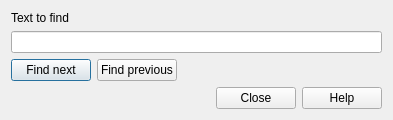
cogstat/cogstat, file cogstat/ui/find_text.ui: the form before one commit.
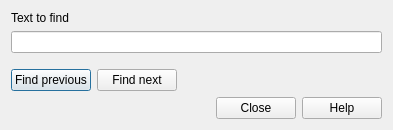
The form after the commit.

Commit message: change order of Previous and Next buttons in find text dialog

```diff
--- a/cogstat/ui/find_text.ui
+++ b/cogstat/ui/find_text.ui
@@ -7,7 +7,7 @@
     <x>0</x>
     <y>0</y>
     <width>393</width>
-    <height>118</height>
+    <height>130</height>
    </rect>
   </property>
   <property name="windowTitle">
@@ -46,13 +46,6 @@
    </item>
    <item row="1" column="0">
     <layout class="QHBoxLayout" name="horizontalLayout">
-     <item>
-      <widget class="QPushButton" name="pushButton_next">
-       <property name="text">
-        <string>Find next</string>
-       </property>
-      </widget>
-     </item>
      <item>
       <widget class="QPushButton" name="pushButton_previous">
        <property name="text">
@@ -60,6 +53,13 @@
        </property>
       </widget>
      </item>
+     <item>
+      <widget class="QPushButton" name="pushButton_next">
+       <property name="text">
+        <string>Find next</string>
+       </property>
+      </widget>
+     </item>
      <item>
       <spacer name="horizontalSpacer">
        <property name="orientation">
```
Left out of the diff: 10 changed lines with no effect on the pictures. The commit also changes 1 other file.
